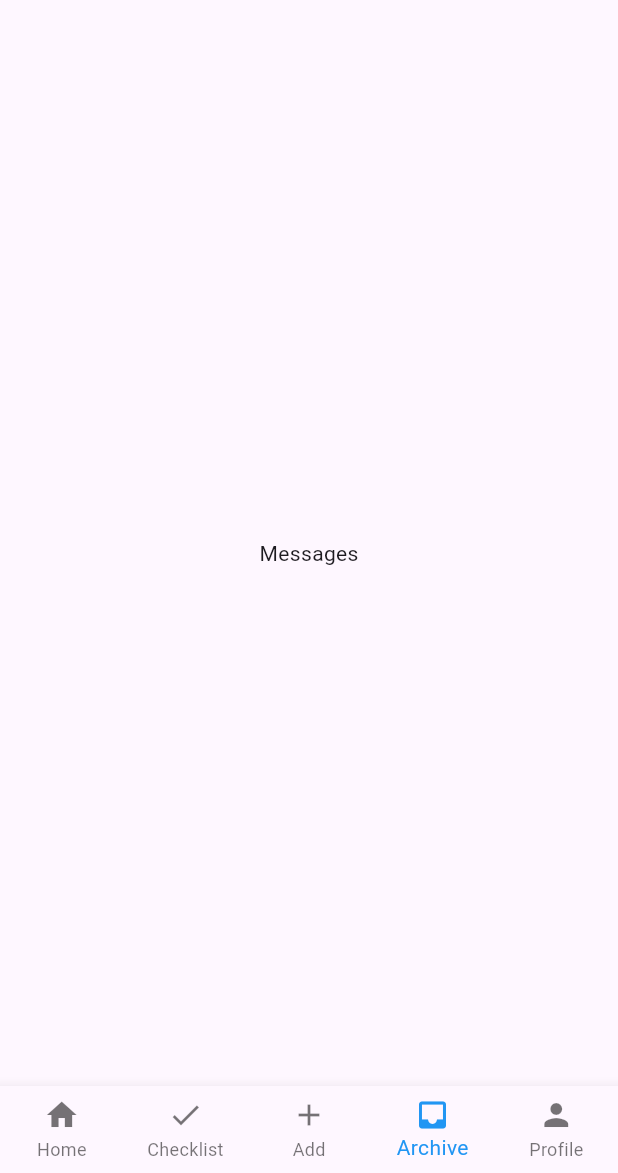
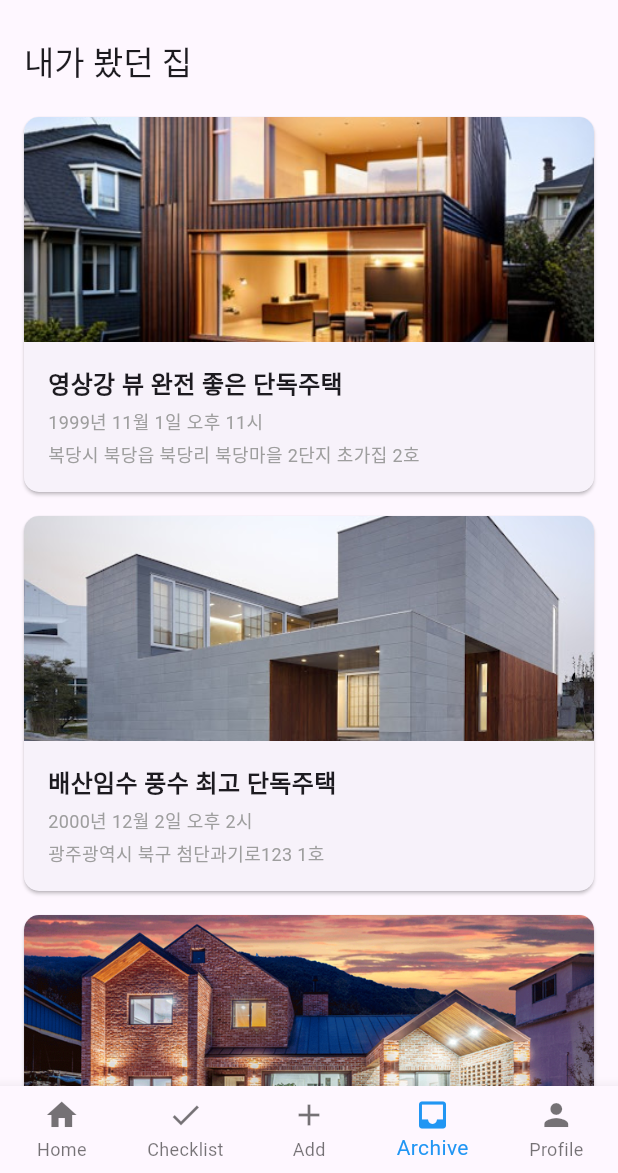
Before and after one commit to jaehee831/Zip-PT-fe, a Flutter app: the screen it shows after launch, item 4 of the bottom bar chosen, on a phone screen of 412 x 824 dp, the part 63-1236 px from its top. Run offline on Flutter 3.47's test engine with Material 3 defaults, Android fonts, the phone set to English and light mode, and no system bars.

Commit message:
home list

```diff
--- a/lib/main.dart
+++ b/lib/main.dart
@@ -1,13 +1,22 @@
 import 'package:flutter/material.dart';
+import 'pages/archive_page.dart';
 
 void main() {
-  runApp(MyApp());
+  // Flutter 앱의 시작점
+  runApp(MyApp()); // 위젯 트리를 루트부터 렌더링하도록 지시하는 함수
+  // MyApp 클래스를 루트 위젯으로 설정하여 실행
 }
 
 class MyApp extends StatelessWidget {
+  // MyApp 클래스는 Flutter에서 앱을 초기화하는 기본 위젯
+  // StatelessWidget을 상속받아 상태가 없는 위젯으로 정의되었으며, 빌드할 때 화면의 변동이 없는 구조
   @override
   Widget build(BuildContext context) {
+    // Flutter의 UI는 build 메서드를 통해 그려짐
+    // 이 메서드는 Flutter 프레임워크가 UI를 렌더링할 때 호출하며
+    // MaterialApp 위젯을 반환하여 앱의 구조를 정의
     return MaterialApp(
+      // Flutter 앱의 근간이 되는 위젯. 전체 앱의 테마와 홈 화면, 네비게이션 등을 관리
       title: 'Flutter Bottom Navigation',
       theme: ThemeData(
         primarySwatch: Colors.blue,
@@ -18,30 +27,39 @@
 }
 
 class MyHomePage extends StatefulWidget {
+  //상태를 가질 수 있는 StatefulWidget을 상속받음.
+  //사용자가 상호작용 해서 상태가 변경될 때, UI를 다시 빌드해 화면에 반영 가능
   @override
   _MyHomePageState createState() => _MyHomePageState();
 }
 
 class _MyHomePageState extends State<MyHomePage> {
-  int _selectedIndex = 0;
+  //MyHomePage의 상태를 관리하는 클래스
+  //State<MyHomePage>를 상속받아 MyHomePage와 연결됨
+  int _selectedIndex = 0; //현재 선택된 하단 내비게이션 항목의 인덱스 저장하는 변수
 
-  static const List<Widget> _widgetOptions = <Widget>[
-    Text('Home'),
-    Text('Search'),
-    Text('Notifications'),
-    Text('Messages'),
-    Text('Profile'),
+  static final List<Widget> _widgetOptions = <Widget>[
+    //사용자가 선택한 항목에 따라 Text 위젯을 표시하는 List
+    const Text('Home'),
+    const Text('Search'),
+    const Text('Notifications'),
+    ArchivePage(),
+    const Text('Profile'),
   ];
 
   void _onItemTapped(int index) {
+    //이 함수는 하단 내비게이션 바의 항목을 눌렀을 때 호출됨
     setState(() {
-      _selectedIndex = index;
+      _selectedIndex =
+          index; //index를 받아 _selectedIndex를 업데이트하고, setState로 상태 갱신하여 화면 다시 그림
     });
   }
 
   @override
   Widget build(BuildContext context) {
+    //build 메서드는 UI를 정의하는 곳. Scaffold 위젯을 사용해 기본 레이아웃을 구성
     return Scaffold(
+      //Flutter에서 화면의 기본 구조를 정의하는 위젯
       appBar: AppBar(
         title: Text('ZipPT'),
       ),
--- /dev/null
+++ b/lib/pages/archive_page.dart
@@ -0,0 +1,114 @@
+import 'package:flutter/material.dart';
+
+class ArchivePage extends StatelessWidget {
+  final List<House> houses = [
+    House(
+      title: '영상강 뷰 완전 좋은 단독주택',
+      date: '1999년 11월 1일 오후 11시',
+      address: '복당시 북당읍 북당리 북당마을 2단지 초가집 2호',
+      imageUrl: 'assets/house_image1.jpg',
+    ),
+    House(
+      title: '배산임수 풍수 최고 단독주택',
+      date: '2000년 12월 2일 오후 2시',
+      address: '광주광역시 북구 첨단과기로123 1호',
+      imageUrl: 'assets/house_image2.jpg',
+    ),
+    House(
+      title: '사과농장 뷰 달콤 단독주택',
+      date: '2001년 1월 3일 오후 3시',
+      address: '복당시 동당읍 동당리 동당마을 4단지 초가집 3호',
+      imageUrl: 'assets/house_image3.jpg',
+    ),
+  ];
+
+  @override
+  Widget build(BuildContext context) {
+    return Scaffold(
+      appBar: AppBar(
+        title: Text('내가 봤던 집'),
+      ),
+      body: ListView.builder(
+        itemCount: houses.length,
+        itemBuilder: (context, index) {
+          return HouseCard(house: houses[index]); // HouseCard에 house 정보 전달
+        },
+      ),
+    );
+  }
+}
+
+class HouseCard extends StatelessWidget {
+  final House house;
+
+  HouseCard({required this.house});
+
+  @override
+  Widget build(BuildContext context) {
+    return Card(
+      margin: EdgeInsets.symmetric(vertical: 8.0, horizontal: 16.0),
+      shape: RoundedRectangleBorder(
+        borderRadius: BorderRadius.circular(10.0),
+      ),
+      child: Column(
+        crossAxisAlignment: CrossAxisAlignment.start,
+        children: [
+          ClipRRect(
+            borderRadius: BorderRadius.vertical(top: Radius.circular(10.0)),
+            child: Image.asset(
+              house.imageUrl, // House의 이미지 URL 사용
+              height: 150,
+              width: double.infinity,
+              fit: BoxFit.cover,
+            ),
+          ),
+          Padding(
+            padding: EdgeInsets.all(16.0),
+            child: Column(
+              crossAxisAlignment: CrossAxisAlignment.start,
+              children: [
+                Text(
+                  house.title, // House의 제목 사용
+                  style: TextStyle(
+                    fontSize: 16.0,
+                    fontWeight: FontWeight.bold,
+                  ),
+                ),
+                SizedBox(height: 4.0),
+                Text(
+                  house.date, // House의 날짜 사용
+                  style: TextStyle(
+                    fontSize: 12.0,
+                    color: Colors.grey,
+                  ),
+                ),
+                SizedBox(height: 4.0),
+                Text(
+                  house.address, // House의 주소 사용
+                  style: TextStyle(
+                    fontSize: 12.0,
+                    color: Colors.grey,
+                  ),
+                ),
+              ],
+            ),
+          ),
+        ],
+      ),
+    );
+  }
+}
+
+class House {
+  final String title;
+  final String date;
+  final String address;
+  final String imageUrl;
+
+  House({
+    required this.title,
+    required this.date,
+    required this.address,
+    required this.imageUrl,
+  });
+}
--- a/pubspec.yaml
+++ b/pubspec.yaml
@@ -59,7 +59,11 @@ flutter:
   uses-material-design: true
 
   # To add assets to your application, add an assets section, like this:
-  # assets:
+  assets:
+    - assets/house_image1.jpg
+    - assets/house_image2.jpg
+    - assets/house_image3.jpg
+
   #   - images/a_dot_burr.jpeg
   #   - images/a_dot_ham.jpeg
 
```
Also changed, not shown: assets/house_image1.jpg (added), assets/house_image2.jpg (added), assets/house_image3.jpg (added), lib/pages/add_page.dart (added), pubspec.lock, 3 other files.
